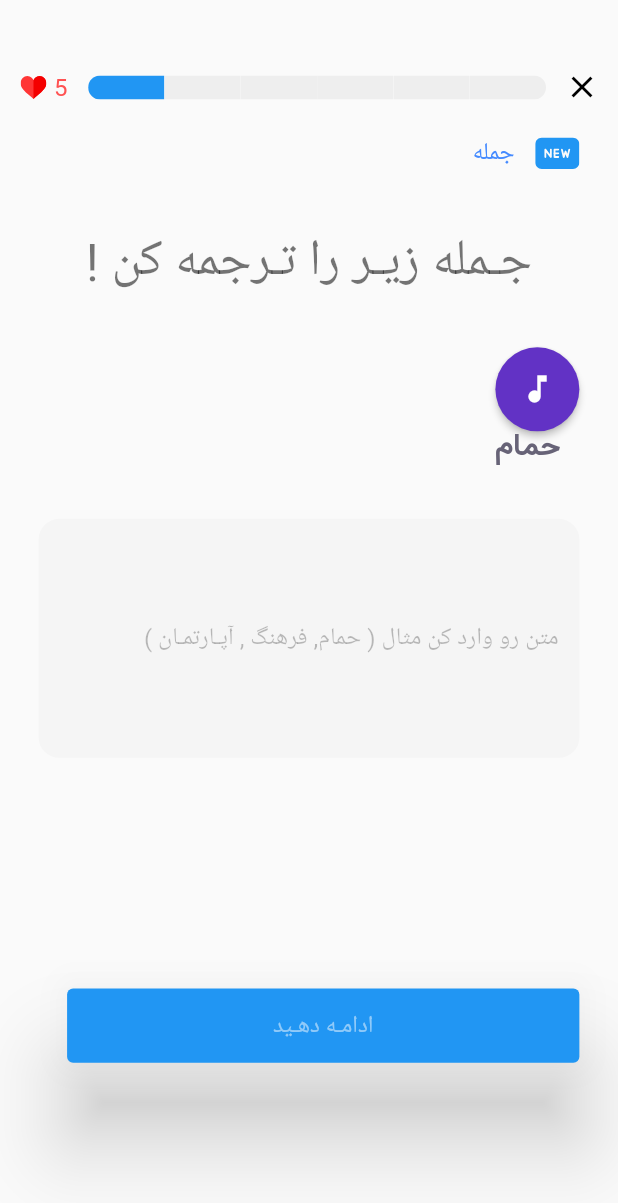
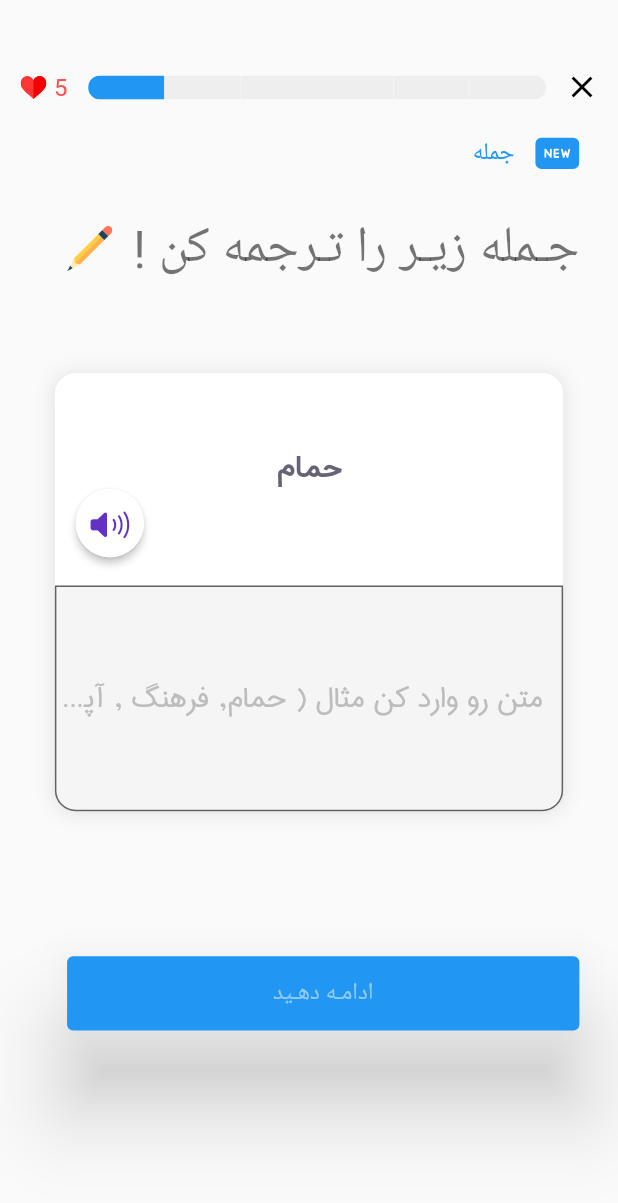
Before and after one commit to hamidAslami/language, a Flutter app: the BaseLessonPage screen opened directly, swiped to page 2, on a phone screen of 412 x 824 dp. Shown: the top 1203 px of the screen. Run offline on Flutter 3.47's test engine with Material 2 defaults, Android fonts, the phone set to English and light mode, and no system bars; drawn by our look-alikes of step_progress_indicator; our stand-ins replace animated_bottom_navigation_bar, audioplayers, cached_network_image, chewie, cloud_firestore, firebase_core and 21 more; missing offline and left inert: ndialog; accounts and stored records are empty; network calls fail; project files that could hold a hidden picture were left out.

Commit message:
text to speach

```diff
--- a/lib/lessons/base_page.dart
+++ b/lib/lessons/base_page.dart
@@ -69,6 +69,7 @@
                           roundedEdges: Radius.circular(10),
                           padding: 0,
                           totalSteps: 6,
+                          selectedColor: Theme.of(context).accentColor,
                         ))),
                 IconButton(
                     icon: Icon(
--- a/lib/lessons/select_word_page.dart
+++ b/lib/lessons/select_word_page.dart
@@ -61,7 +61,7 @@
                       style: Theme.of(context)
                           .textTheme
                           .subtitle1!
-                          .copyWith(color: Colors.blueAccent),
+                          .copyWith(color: Theme.of(context).accentColor),
                     ),
                   ),
                 ],
@@ -86,6 +86,7 @@
                 ),
                 child: ElevatedButton(
                   style: ElevatedButton.styleFrom(
+                    primary: Theme.of(context).accentColor,
                     elevation: standardSize(context),
                     padding: EdgeInsets.symmetric(
                         horizontal: xxLargeSize(context),
--- a/lib/lessons/speech_page.dart
+++ b/lib/lessons/speech_page.dart
@@ -180,7 +180,7 @@
                       style: Theme.of(context)
                           .textTheme
                           .subtitle1!
-                          .copyWith(color: Colors.blueAccent),
+                          .copyWith(color: Theme.of(context).accentColor),
                     ),
                   ),
                 ],
@@ -273,6 +273,7 @@
                 ),
                 child: ElevatedButton(
                   style: ElevatedButton.styleFrom(
+                    primary: Theme.of(context).accentColor,
                     elevation: standardSize(context),
                     padding: EdgeInsets.symmetric(
                         horizontal: xxLargeSize(context),
--- a/lib/lessons/text_to_speech_page.dart
+++ b/lib/lessons/text_to_speech_page.dart
@@ -5,6 +5,7 @@
 import 'package:flutter_language_app/fakeData.dart';
 import 'package:flutter_language_app/models/MultiQuestion.dart';
 import 'package:flutter_language_app/theme/app_theme.dart';
+import 'package:flutter_language_app/theme/colors.dart';
 import 'package:flutter_language_app/theme/dimens.dart';
 import 'package:flutter_language_app/theme/text_widgets.dart';
 import 'package:flutter_language_app/widgets/image_widget.dart';
@@ -119,55 +120,112 @@
                         style: Theme.of(context)
                             .textTheme
                             .subtitle1!
-                            .copyWith(color: Colors.blueAccent),
+                            .copyWith(color: Theme.of(context).accentColor),
                       ),
                     ),
                   ],
                 ),
                 Container(
-                  margin: EdgeInsets.symmetric(vertical: largeSize(context)),
-                  child: Center(
-                    child: Text(
+                  margin: EdgeInsets.symmetric(
+                      vertical: standardSize(context)
+                  ),
+                  child: Row(
+                    children: [
+
+                      Text(
                         "جـمله زیـر را تـرجمه کن !",
                         style: Theme.of(context).textTheme.headline4,
                       ),
+                      Container(
+                        margin: EdgeInsets.only(
+                          right: smallSize(context)
+                        ),
+                        child: Image.asset('assets/office-material.png',
+                        height: 30,
+                        width: 30,)
+                      ),
+                    ],
                   ),
                 ),
+                Center(
+                  child: Container(
+                      padding: EdgeInsets.only(
+                        top: mediumSize(context),
+                        bottom: 0,
 
-                Column(
-                  mainAxisAlignment: MainAxisAlignment.start,
+                      ),
+                      // width: fullWidth(context)/1.2,
+                      // height: fullWidth(context)/2,
+                      decoration: BoxDecoration(
+                          borderRadius: BorderRadius.circular(smallSize(context)),
+                          color: appTheme(context).backgroundColor,
+                          boxShadow: [
+                            BoxShadow(
+                                blurRadius: 10,
+                                spreadRadius: 0.4,
+                                color: Colors.grey.shade300,
+                                offset: Offset(
+                                    0.0,0.5
+                                )
+                            )
+                          ]
+                      ),
+                      margin: EdgeInsets.symmetric(vertical: largeSize(context),horizontal: xSmallSize(context)),
+                      child: Column(
                         children: [
                           Container(
-                      margin: EdgeInsets.only(left: smallSize(context)),
+                            margin: EdgeInsets.only(
+                              top: largeSize(context),
+                                right: smallSize(context),
+                                left: smallSize(context)
+                            ),
+                            child: Column(
+                              crossAxisAlignment: CrossAxisAlignment.center,
+                              mainAxisAlignment: MainAxisAlignment.center,
+                              children: [
+                                Center(
+                                  child: Text('حمام',
+                                      style: appTheme(context).textTheme.subtitle1),
+                                ),
+                                Row(
+                                  mainAxisAlignment: MainAxisAlignment.end,
+                                  children: [
+                                    SizedBox(
+                                      width: xlargeSize(context)/1.5,
+                                      height: xlargeSize(context)/1.5,
                                       child: FloatingActionButton(
                                         onPressed: _speak2,
-                        elevation: 2,
-                        backgroundColor: appTheme(context).accentColor,
-                        splashColor: Color(0xffFF7146C7),
+                                        splashColor: Colors.grey.shade100,
+                                        backgroundColor: AppColors.background,
+                                        elevation: 2.25,
                                         child: Icon(
-                          Icons.music_note,
+                                          CupertinoIcons.speaker_3_fill,
+                                          size: standardSize(context),
+                                          color: AppColors.accentColor,
                                         ),
                                       ),
                                     ),
-                    Container(
-                      // margin: EdgeInsets.only(right: smallSize(context)),
-                      child: Text('حمام',
-                          style: appTheme(context).textTheme.subtitle1),
-                    )
                                   ],
                                 ),
-
+                              ],
+                            ),
+                          ),
                           Container(
                               alignment: Alignment.center,
                               width: fullWidth(context),
-                    margin: EdgeInsets.symmetric(vertical: largeSize(context)),
+                              margin: EdgeInsets.only(top: mediumSize(context)),
                               child: _inputSection()),
+                        ],
+                      )
+                  ),
+                ),
                 Container(
                     margin: EdgeInsets.only(
-                    top: xxLargeSize(context) / 1.15,
+                      top: xxLargeSize(context) / 2.2,
                     ),
                     child: ElevatedButton(
                       style: ElevatedButton.styleFrom(
+                        primary: Theme.of(context).accentColor,
                         elevation: standardSize(context),
                         padding: EdgeInsets.symmetric(
                             horizontal: xxLargeSize(context),
@@ -198,7 +256,6 @@
   }
 
   Widget _inputSection() => Container(
-      alignment: Alignment.topCenter,
       child: TextField(
         onChanged: (String value) {
           _onChange(value);
@@ -206,13 +263,15 @@
         style: TextStyle(color: Colors.black),
         decoration: InputDecoration(
             contentPadding: EdgeInsets.only(
-              bottom: xxLargeSize(context),
+              bottom: xxLargeSize(context)/1.2,
               right: smallSize(context),
             ),
             border: OutlineInputBorder(
-                borderSide: BorderSide.none,
-                borderRadius: BorderRadius.circular(smallSize(context))),
-            hintStyle: TextStyle(color: Colors.black26),
+                borderRadius: BorderRadius.only(
+                    bottomLeft: Radius.circular(smallSize(context)),
+                    bottomRight: Radius.circular(smallSize(context))
+                )),
+            hintStyle: appTheme(context).textTheme.subtitle2!.copyWith(color: Colors.grey.shade400),
             hintText: 'متن رو وارد کن مثال ( حمام, فرهنگ , آپـارتمـان )',
             filled: true,
             fillColor: Colors.grey.shade100),
```
Also changed, not shown: assets/office-material.png (added). Lines whose indentation alone changed are shown as unchanged.
